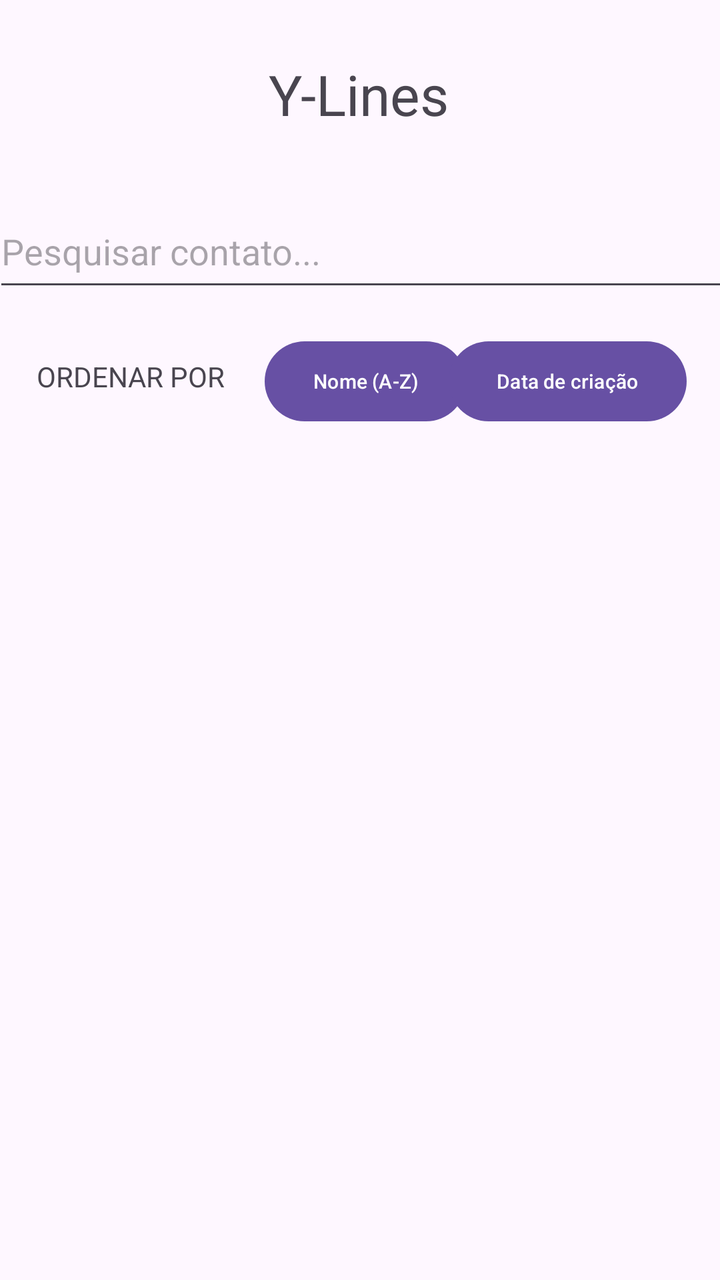
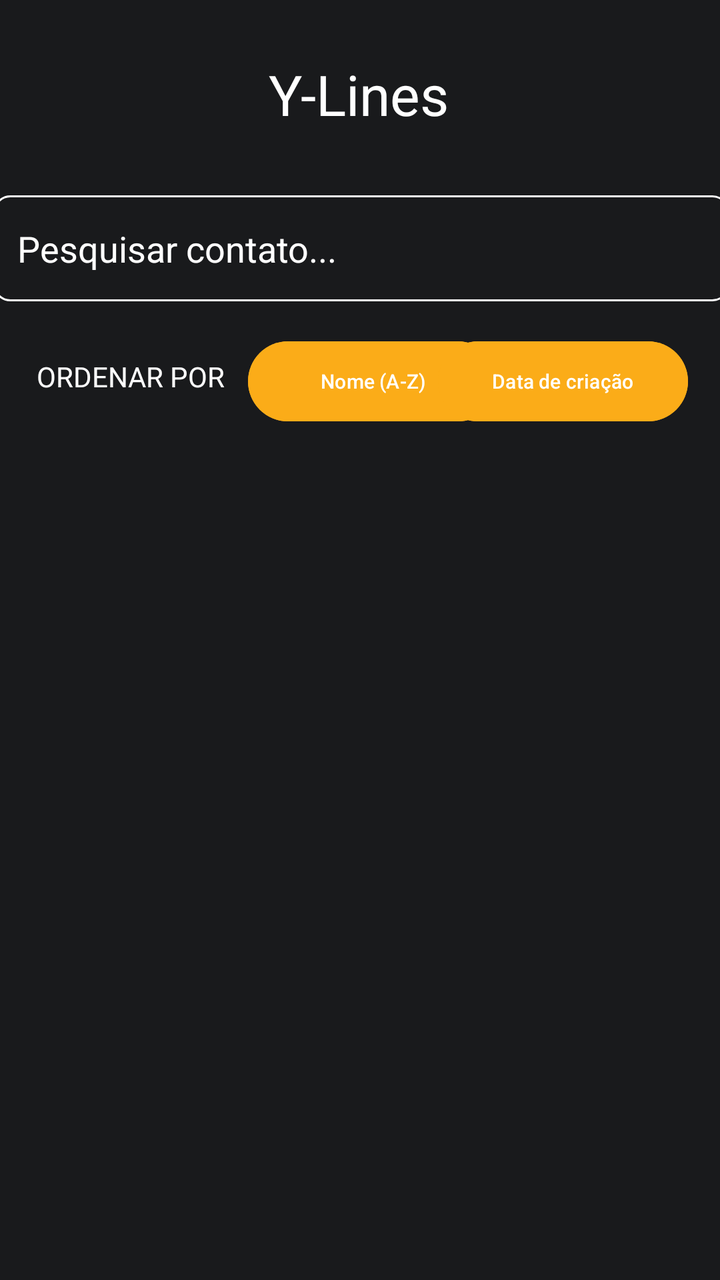

Screens rendered from an Android XML layout before and after an edit, with the pre-edit source and the edit as a unified diff.
<!-- AndroidManifest.xml: application theme Theme.Ylines -->
<!-- res/layout/activity_main.xml -->
<?xml version="1.0" encoding="utf-8"?>
<androidx.constraintlayout.widget.ConstraintLayout xmlns:android="http://schemas.android.com/apk/res/android"
    xmlns:app="http://schemas.android.com/apk/res-auto"
    xmlns:tools="http://schemas.android.com/tools"
    android:id="@+id/main"
    android:layout_width="match_parent"
    android:layout_height="match_parent"
    tools:context=".MainActivity">

    <TextView
        android:id="@+id/txtLogo"
        android:layout_width="wrap_content"
        android:layout_height="wrap_content"
        android:text="Y-Lines"
        android:textSize="28sp"
        app:layout_constraintBottom_toBottomOf="parent"
        app:layout_constraintEnd_toEndOf="parent"
        app:layout_constraintHorizontal_bias="0.498"
        app:layout_constraintStart_toStartOf="parent"
        app:layout_constraintTop_toTopOf="parent"
        app:layout_constraintVertical_bias="0.047" />

    <EditText
        android:id="@+id/edtTxtPesquisar"
        android:layout_width="368dp"
        android:layout_height="53dp"
        android:layout_marginTop="32dp"
        android:ems="10"
        android:hint="Pesquisar contato..."
        android:inputType="text"
        app:layout_constraintEnd_toEndOf="parent"
        app:layout_constraintHorizontal_bias="0.488"
        app:layout_constraintStart_toStartOf="parent"
        app:layout_constraintTop_toBottomOf="@+id/txtLogo" />

    <TextView
        android:id="@+id/txtOrdenar"
        android:layout_width="wrap_content"
        android:layout_height="wrap_content"
        android:layout_marginTop="28dp"
        android:text="ORDENAR POR"
        app:layout_constraintEnd_toEndOf="parent"
        app:layout_constraintHorizontal_bias="0.069"
        app:layout_constraintStart_toStartOf="parent"
        app:layout_constraintTop_toBottomOf="@+id/edtTxtPesquisar" />

    <Button
        android:id="@+id/btnFiltroNome"
        android:layout_width="wrap_content"
        android:layout_height="wrap_content"
        android:layout_marginTop="16dp"
        android:text="Nome (A-Z)"
        android:textSize="10sp"
        app:layout_constraintEnd_toEndOf="parent"
        app:layout_constraintHorizontal_bias="0.134"
        app:layout_constraintStart_toEndOf="@+id/txtOrdenar"
        app:layout_constraintTop_toBottomOf="@+id/edtTxtPesquisar" />

    <Button
        android:id="@+id/btnFiltroData"
        android:layout_width="wrap_content"
        android:layout_height="wrap_content"
        android:layout_marginTop="16dp"
        android:text="Data de criação"
        android:textSize="10sp"
        app:layout_constraintEnd_toEndOf="parent"
        app:layout_constraintHorizontal_bias="0.87"
        app:layout_constraintStart_toEndOf="@+id/txtOrdenar"
        app:layout_constraintTop_toBottomOf="@+id/edtTxtPesquisar" />

    <ListView
        android:id="@+id/listView"
        android:layout_width="360dp"
        android:layout_height="423dp"
        android:layout_marginTop="24dp"
        app:layout_constraintEnd_toEndOf="parent"
        app:layout_constraintStart_toStartOf="parent"
        app:layout_constraintTop_toBottomOf="@+id/btnFiltroNome" />

    <Button
        android:id="@+id/btnAddContato"
        android:layout_width="50dp"
        android:layout_height="57dp"
        android:paddingLeft="0dp"
        android:paddingTop="0dp"
        android:paddingRight="0dp"
        android:paddingBottom="0dp"
        android:text="+"
        android:textSize="28sp"
        app:iconPadding="0dp"
        app:layout_constraintBottom_toBottomOf="parent"
        app:layout_constraintEnd_toEndOf="parent"
        app:layout_constraintHorizontal_bias="0.922"
        app:layout_constraintStart_toStartOf="parent"
        app:layout_constraintTop_toBottomOf="@+id/listView"
        app:layout_constraintVertical_bias="0.625" />
</androidx.constraintlayout.widget.ConstraintLayout>
<!-- resources referenced by this layout -->
<resources>
  <style name="Theme.Ylines" parent="Base.Theme.Ylines" />
  <style name="Base.Theme.Ylines" parent="Theme.Material3.DayNight.NoActionBar">
          
          
      </style>
</resources>

<!-- the commit's change to res/layout/activity_main.xml (unified diff, before → after) -->
@@ -5,6 +5,7 @@
     android:id="@+id/main"
     android:layout_width="match_parent"
     android:layout_height="match_parent"
+    android:background="#191A1C"
     tools:context=".MainActivity">
 
     <TextView
@@ -12,6 +13,7 @@
         android:layout_width="wrap_content"
         android:layout_height="wrap_content"
         android:text="Y-Lines"
+        android:textColor="#FFFFFFFF"
         android:textSize="28sp"
         app:layout_constraintBottom_toBottomOf="parent"
         app:layout_constraintEnd_toEndOf="parent"
@@ -25,9 +27,13 @@
         android:layout_width="368dp"
         android:layout_height="53dp"
         android:layout_marginTop="32dp"
+        android:background="@drawable/edit_text_border"
         android:ems="10"
-        android:hint="Pesquisar contato..."
+        android:hint="@string/pesquisar_contato"
         android:inputType="text"
+        android:textColor="#FFFFFFFF"
+        android:textColorHint="#FFFFFFFF"
+        android:textColorLink="#FFFFFFFF"
         app:layout_constraintEnd_toEndOf="parent"
         app:layout_constraintHorizontal_bias="0.488"
         app:layout_constraintStart_toStartOf="parent"
@@ -39,6 +45,7 @@
         android:layout_height="wrap_content"
         android:layout_marginTop="28dp"
         android:text="ORDENAR POR"
+        android:textColor="#FFFFFFFF"
         app:layout_constraintEnd_toEndOf="parent"
         app:layout_constraintHorizontal_bias="0.069"
         app:layout_constraintStart_toStartOf="parent"
@@ -49,10 +56,12 @@
         android:layout_width="wrap_content"
         android:layout_height="wrap_content"
         android:layout_marginTop="16dp"
+        android:width="125dp"
+        android:backgroundTint="#fbac18"
         android:text="Nome (A-Z)"
         android:textSize="10sp"
         app:layout_constraintEnd_toEndOf="parent"
-        app:layout_constraintHorizontal_bias="0.134"
+        app:layout_constraintHorizontal_bias="0.094"
         app:layout_constraintStart_toEndOf="@+id/txtOrdenar"
         app:layout_constraintTop_toBottomOf="@+id/edtTxtPesquisar" />
 
@@ -61,6 +70,8 @@
         android:layout_width="wrap_content"
         android:layout_height="wrap_content"
         android:layout_marginTop="16dp"
+        android:width="125dp"
+        android:backgroundTint="#fbac18"
         android:text="Data de criação"
         android:textSize="10sp"
         app:layout_constraintEnd_toEndOf="parent"
@@ -69,7 +80,7 @@
         app:layout_constraintTop_toBottomOf="@+id/edtTxtPesquisar" />
 
     <ListView
-        android:id="@+id/listView"
+        android:id="@+id/listViewContatos"
         android:layout_width="360dp"
         android:layout_height="423dp"
         android:layout_marginTop="24dp"
@@ -81,6 +92,7 @@
         android:id="@+id/btnAddContato"
         android:layout_width="50dp"
         android:layout_height="57dp"
+        android:backgroundTint="#fbac18"
         android:paddingLeft="0dp"
         android:paddingTop="0dp"
         android:paddingRight="0dp"
@@ -92,6 +104,6 @@
         app:layout_constraintEnd_toEndOf="parent"
         app:layout_constraintHorizontal_bias="0.922"
         app:layout_constraintStart_toStartOf="parent"
-        app:layout_constraintTop_toBottomOf="@+id/listView"
+        app:layout_constraintTop_toBottomOf="@+id/listViewContatos"
         app:layout_constraintVertical_bias="0.625" />
 </androidx.constraintlayout.widget.ConstraintLayout>
<!-- resource entries referenced after the edit -->
@@ -1,5 +1,30 @@
 <!-- resources referenced by this layout -->
 <resources>
+  <!-- drawable edit_text_border (drawable) -->
+  <?xml version="1.0" encoding="utf-8"?>
+  <shape xmlns:android="http://schemas.android.com/apk/res/android"
+      android:shape="rectangle">
+  
+      
+      <solid android:color="@android:color/transparent" />
+  
+      
+      <stroke
+          android:width="1dp"
+          android:color="#FFFFFFFF" />
+  
+      
+      <corners android:radius="8dp" />
+  
+      
+      <padding
+          android:left="12dp"
+          android:top="8dp"
+          android:right="12dp"
+          android:bottom="8dp" />
+  
+  </shape>
+  <string name="pesquisar_contato">Pesquisar contato...</string>
   <style name="Theme.Ylines" parent="Base.Theme.Ylines" />
   <style name="Base.Theme.Ylines" parent="Theme.Material3.DayNight.NoActionBar">
           
